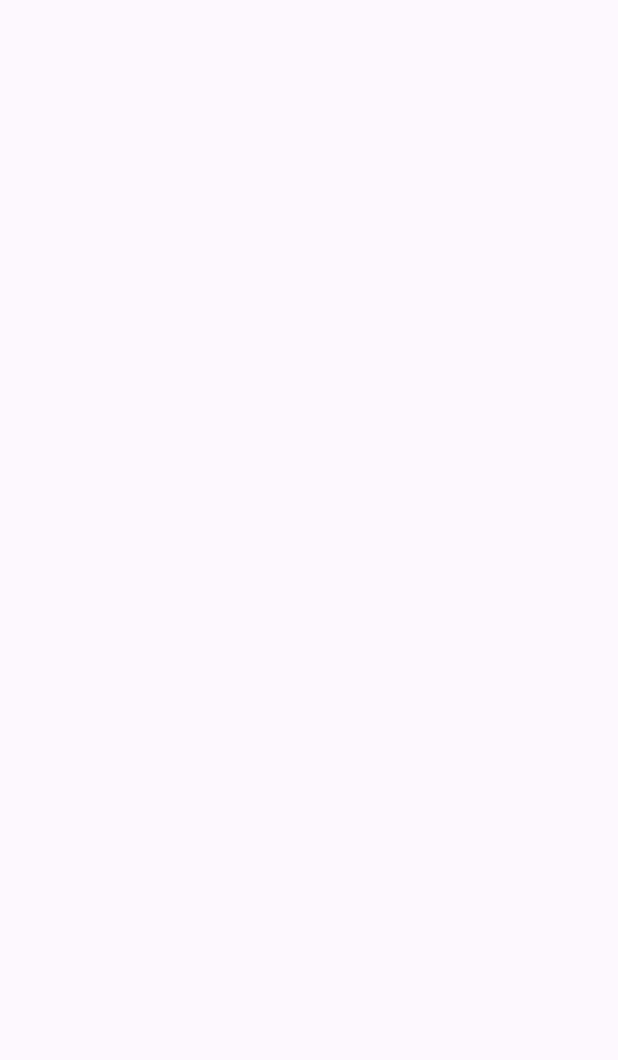
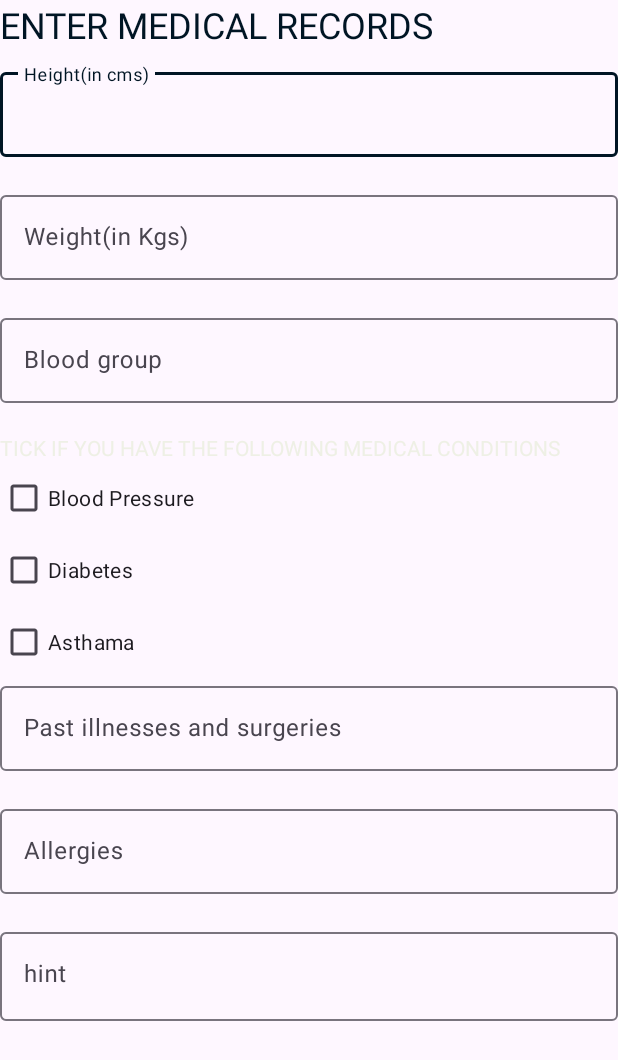
Before and after one commit to PIYUSH-69/Health-care_NFC, an Android app: the patient_medical screen opened directly, with no data from a screen before it, on a phone screen of 412 x 824 dp. Before the commit the part shown is empty. Shown: the top 1060 px of the screen. Run offline under Robolectric (Android 15) with nearby library versions, the phone set to English and light mode, and no system bars.

Commit message:
PATIENT-MEDICAL

```diff
--- a/app/src/main/res/layout/activity_patient_medical.xml
+++ b/app/src/main/res/layout/activity_patient_medical.xml
@@ -1,9 +1,130 @@
 <?xml version="1.0" encoding="utf-8"?>
-<androidx.constraintlayout.widget.ConstraintLayout xmlns:android="http://schemas.android.com/apk/res/android"
+<LinearLayout xmlns:android="http://schemas.android.com/apk/res/android"
     xmlns:app="http://schemas.android.com/apk/res-auto"
     xmlns:tools="http://schemas.android.com/tools"
     android:layout_width="match_parent"
-    android:layout_height="match_parent"
-    tools:context=".patient.patient_medical">
+    android:layout_height="wrap_content"
+    android:orientation="vertical"
+    tools:context=".patient.patient_personal">
 
-</androidx.constraintlayout.widget.ConstraintLayout>
+
+    <TextView
+        android:id="@+id/textView8"
+        android:layout_width="match_parent"
+        android:layout_height="wrap_content"
+        android:layout_weight="1"
+        android:paddingBottom="10dp"
+        android:text="ENTER MEDICAL RECORDS"
+        android:textColor="@color/blue"
+        android:textSize="24sp" />
+
+    <com.google.android.material.textfield.TextInputLayout
+        android:layout_width="match_parent"
+        android:layout_height="match_parent"
+        android:paddingBottom="20dp">
+
+        <com.google.android.material.textfield.TextInputEditText
+            android:layout_width="match_parent"
+            android:layout_height="wrap_content"
+            android:hint="Height(in cms)"
+            android:inputType="number"/>
+    </com.google.android.material.textfield.TextInputLayout>
+
+    <com.google.android.material.textfield.TextInputLayout
+        android:layout_width="match_parent"
+        android:layout_height="match_parent"
+        android:paddingBottom="20dp">
+
+        <com.google.android.material.textfield.TextInputEditText
+            android:layout_width="match_parent"
+            android:layout_height="wrap_content"
+            android:hint="Weight(in Kgs)"
+            android:inputType="numberDecimal"/>
+    </com.google.android.material.textfield.TextInputLayout>
+
+    <com.google.android.material.textfield.TextInputLayout
+        android:layout_width="match_parent"
+        android:layout_height="match_parent"
+        android:layout_weight="1"
+        android:paddingBottom="20dp">
+
+        <com.google.android.material.textfield.TextInputEditText
+            android:layout_width="match_parent"
+            android:layout_height="wrap_content"
+            android:hint="Blood group"
+            android:inputType="text" />
+    </com.google.android.material.textfield.TextInputLayout>
+
+    <TextView
+        android:id="@+id/textView9"
+        android:layout_width="match_parent"
+        android:layout_height="wrap_content"
+        android:layout_weight="1"
+        android:text="TICK IF YOU HAVE THE FOLLOWING MEDICAL CONDITIONS" />
+
+    <LinearLayout
+        android:layout_width="match_parent"
+        android:layout_height="wrap_content"
+        android:layout_weight="1"
+        android:orientation="vertical">
+
+        <CheckBox
+            android:id="@+id/checkBox3"
+            android:layout_width="match_parent"
+            android:layout_height="wrap_content"
+            android:layout_weight="1"
+            android:text="Blood Pressure" />
+
+        <CheckBox
+            android:id="@+id/checkBox4"
+            android:layout_width="match_parent"
+            android:layout_height="wrap_content"
+            android:layout_weight="1"
+            android:text="Diabetes" />
+
+        <CheckBox
+            android:id="@+id/checkBox5"
+            android:layout_width="match_parent"
+            android:layout_height="wrap_content"
+            android:layout_weight="1"
+            android:text="Asthama" />
+    </LinearLayout>
+
+    <com.google.android.material.textfield.TextInputLayout
+        android:layout_width="match_parent"
+        android:layout_height="match_parent"
+        android:layout_weight="1"
+        android:paddingBottom="20dp">
+
+        <com.google.android.material.textfield.TextInputEditText
+            android:layout_width="match_parent"
+            android:layout_height="wrap_content"
+            android:hint="Past illnesses and surgeries" />
+    </com.google.android.material.textfield.TextInputLayout>
+
+    <com.google.android.material.textfield.TextInputLayout
+        android:layout_width="match_parent"
+        android:layout_height="match_parent"
+        android:layout_weight="1"
+        android:paddingBottom="20dp">
+
+        <com.google.android.material.textfield.TextInputEditText
+            android:layout_width="match_parent"
+            android:layout_height="wrap_content"
+            android:hint="Allergies" />
+    </com.google.android.material.textfield.TextInputLayout>
+
+    <com.google.android.material.textfield.TextInputLayout
+        android:layout_width="match_parent"
+        android:layout_height="match_parent"
+        android:layout_weight="1">
+
+        <com.google.android.material.textfield.TextInputEditText
+            android:layout_width="match_parent"
+            android:layout_height="wrap_content"
+            android:hint="hint"
+            android:paddingBottom="20dp"/>
+    </com.google.android.material.textfield.TextInputLayout>
+
+
+</LinearLayout>
```
